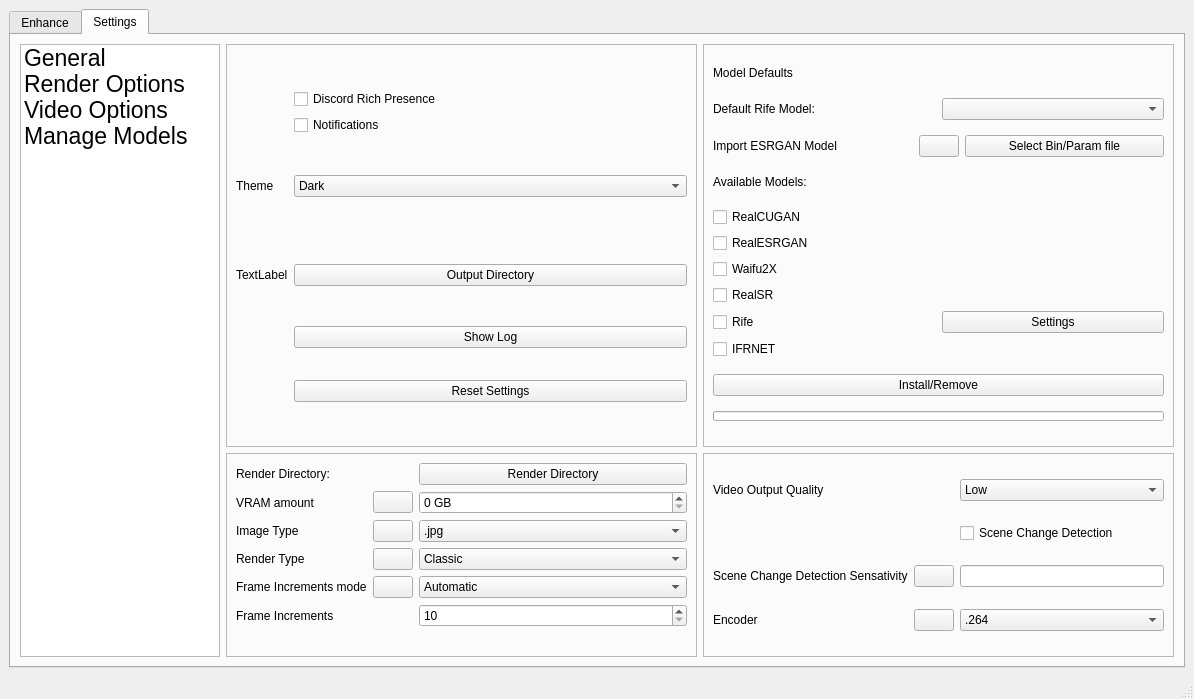
Qt form mainwindow.ui (TNTwise/REAL-Video-Enhancer) before a commit.
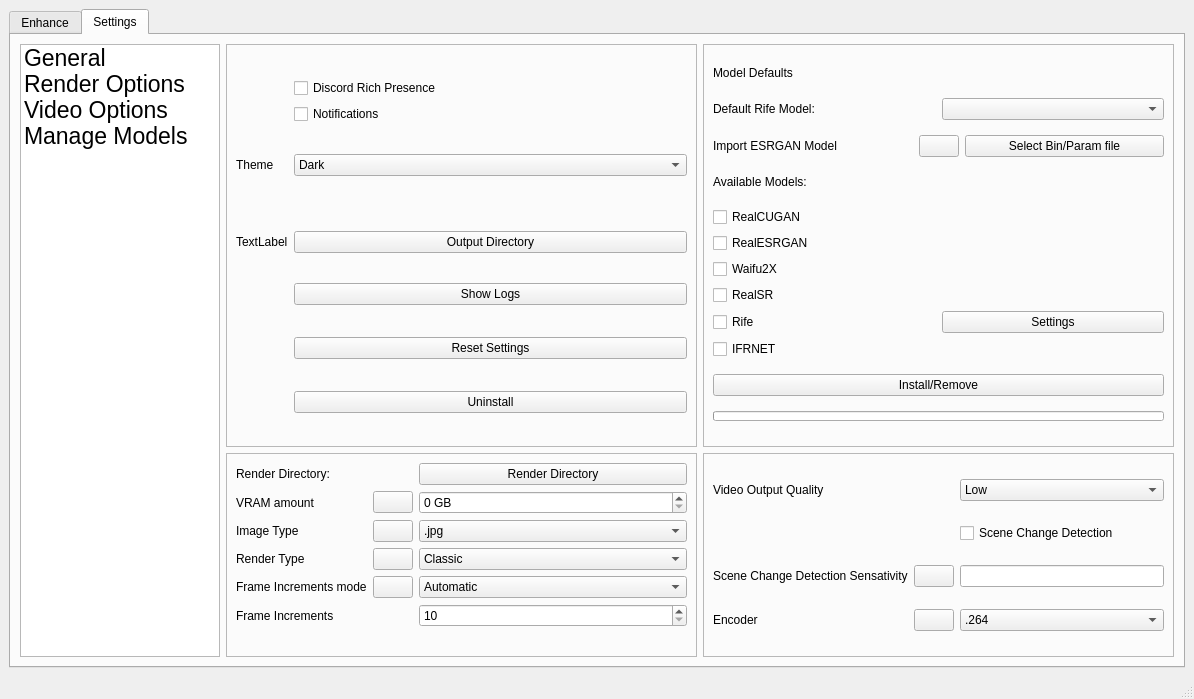
The same form after that commit. The open tabs and pages were chosen to show the change. Icons and pictures are not drawn.

Patch:
```diff
--- a/mainwindow.ui
+++ b/mainwindow.ui
@@ -970,7 +970,7 @@
                  </property>
                 </spacer>
                </item>
-               <item row="12" column="1">
+               <item row="14" column="1">
                 <spacer name="verticalSpacer_4">
                  <property name="orientation">
                   <enum>Qt::Vertical</enum>
@@ -1020,7 +1020,7 @@
                <item row="9" column="1">
                 <widget class="QPushButton" name="logButton">
                  <property name="text">
-                  <string>Show Log</string>
+                  <string>Show Logs</string>
                  </property>
                 </widget>
                </item>
@@ -1031,6 +1031,26 @@
                  </property>
                 </widget>
                </item>
+               <item row="13" column="1">
+                <widget class="QPushButton" name="uninstallButton">
+                 <property name="text">
+                  <string>Uninstall</string>
+                 </property>
+                </widget>
+               </item>
+               <item row="12" column="1">
+                <spacer name="horizontalSpacer_4">
+                 <property name="orientation">
+                  <enum>Qt::Horizontal</enum>
+                 </property>
+                 <property name="sizeHint" stdset="0">
+                  <size>
+                   <width>40</width>
+                   <height>20</height>
+                  </size>
+                 </property>
+                </spacer>
+               </item>
               </layout>
              </widget>
             </item>
```
